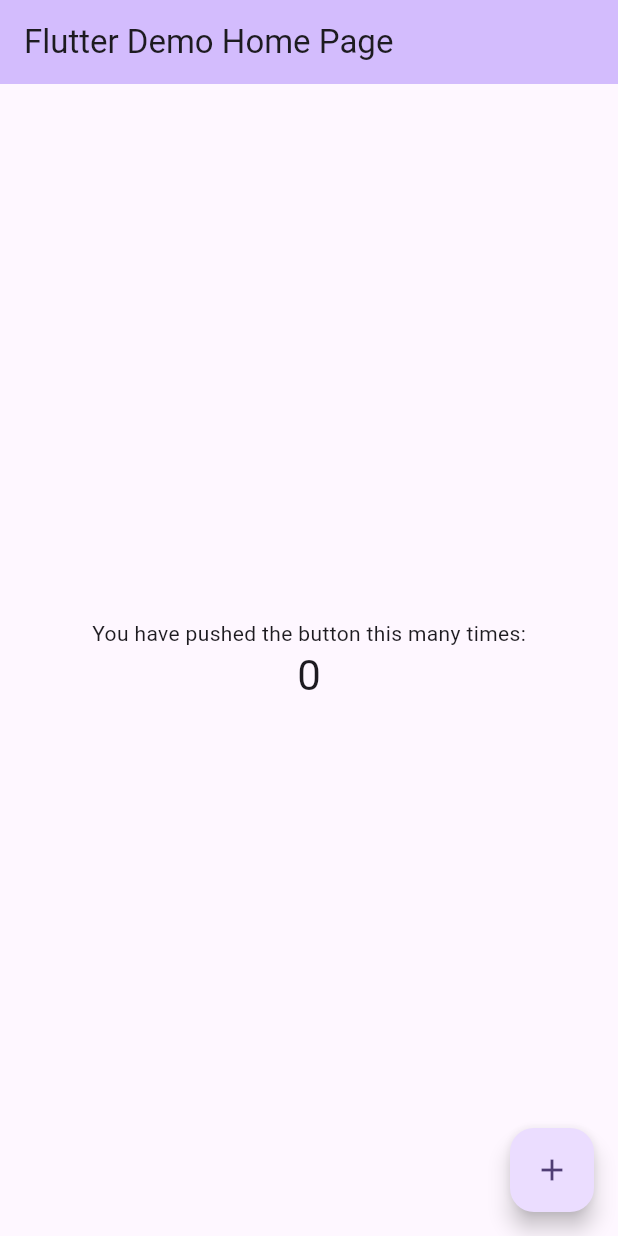
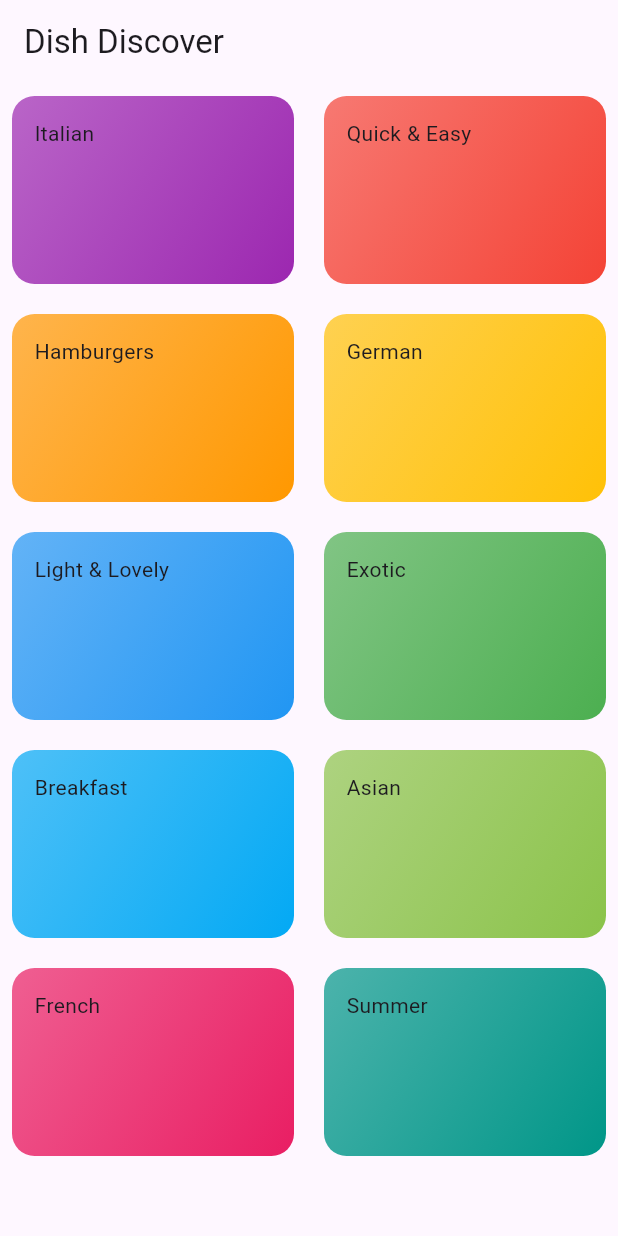
Before and after one commit to emmaephrim/DishDiscover, a Flutter app: the screen it shows after launch, on a phone screen of 412 x 824 dp. Run offline on Flutter 3.47's test engine with Material 3 defaults, Android fonts, the phone set to English and light mode, and no system bars.

Commit message:
feat: dummy dart & categories screen add

```diff
--- /dev/null
+++ b/lib/data/dummy_data.dart
@@ -0,0 +1,16 @@
+// import 'package:dish_discover/models/category.dart';
+import 'package:flutter/material.dart';
+import '../models/category.dart';
+
+const List<Category> DUMMY_CATEGORIES = const [
+  Category(id: 'c1', title: 'Italian', color: Colors.purple),
+  Category(id: 'c2', title: 'Quick & Easy', color: Colors.red),
+  Category(id: 'c3', title: 'Hamburgers', color: Colors.orange),
+  Category(id: 'c4', title: 'German', color: Colors.amber),
+  Category(id: 'c5', title: 'Light & Lovely', color: Colors.blue),
+  Category(id: 'c6', title: 'Exotic', color: Colors.green),
+  Category(id: 'c7', title: 'Breakfast', color: Colors.lightBlue),
+  Category(id: 'c8', title: 'Asian', color: Colors.lightGreen),
+  Category(id: 'c9', title: 'French', color: Colors.pink),
+  Category(id: 'c10', title: 'Summer', color: Colors.teal),
+];
--- a/lib/main.dart
+++ b/lib/main.dart
@@ -1,3 +1,4 @@
+import 'package:dish_discover/screen/categories_screen.dart';
 import 'package:flutter/material.dart';
 
 void main() {
@@ -10,56 +11,10 @@ class MyApp extends StatelessWidget {
   @override
   Widget build(BuildContext context) {
     return MaterialApp(
-      title: 'Flutter Demo',
+      debugShowCheckedModeBanner: false,
+      title: 'Dish Discover',
       theme: ThemeData(colorScheme: .fromSeed(seedColor: Colors.deepPurple)),
-      home: const MyHomePage(title: 'Flutter Demo Home Page'),
+      routes: {'/': (context) => CategoriesScreen()},
     );
   }
 }
-
-class MyHomePage extends StatefulWidget {
-  const MyHomePage({super.key, required this.title});
-
-  final String title;
-
-  @override
-  State<MyHomePage> createState() => _MyHomePageState();
-}
-
-class _MyHomePageState extends State<MyHomePage> {
-  int _counter = 0;
-
-  void _incrementCounter() {
-    setState(() {
-      _counter++;
-    });
-  }
-
-  @override
-  Widget build(BuildContext context) {
-    return Scaffold(
-      appBar: AppBar(
-        backgroundColor: Theme.of(context).colorScheme.inversePrimary,
-
-        title: Text(widget.title),
-      ),
-      body: Center(
-        child: Column(
-          mainAxisAlignment: .center,
-          children: [
-            const Text('You have pushed the button this many times:'),
-            Text(
-              '$_counter',
-              style: Theme.of(context).textTheme.headlineMedium,
-            ),
-          ],
-        ),
-      ),
-      floatingActionButton: FloatingActionButton(
-        onPressed: _incrementCounter,
-        tooltip: 'Increment',
-        child: const Icon(Icons.add),
-      ),
-    );
-  }
-}
--- /dev/null
+++ b/lib/screen/categories_screen.dart
@@ -0,0 +1,28 @@
+import '../data/dummy_data.dart';
+import '../widgets/category_item.dart';
+import 'package:flutter/material.dart';
+
+class CategoriesScreen extends StatelessWidget {
+  const CategoriesScreen({super.key});
+
+  @override
+  Widget build(BuildContext context) {
+    return Scaffold(
+      appBar: AppBar(title: Text('Dish Discover')),
+      body: Padding(
+        padding: const EdgeInsets.all(8.0),
+        child: GridView(
+          gridDelegate: SliverGridDelegateWithMaxCrossAxisExtent(
+            maxCrossAxisExtent: 200,
+            childAspectRatio: 3 / 2,
+            crossAxisSpacing: 20,
+            mainAxisSpacing: 20,
+          ),
+          children: DUMMY_CATEGORIES
+              .map((item) => CategoryItem(color: item.color, title: item.title))
+              .toList(),
+        ),
+      ),
+    );
+  }
+}
--- /dev/null
+++ b/lib/widgets/category_item.dart
@@ -0,0 +1,24 @@
+import 'package:flutter/material.dart';
+
+class CategoryItem extends StatelessWidget {
+  final String title;
+  final Color color;
+
+  const CategoryItem({super.key, required this.color, required this.title});
+
+  @override
+  Widget build(BuildContext context) {
+    return Container(
+      padding: const EdgeInsets.all(15),
+      child: Text(title),
+      decoration: BoxDecoration(
+        borderRadius: BorderRadius.circular(15),
+        gradient: LinearGradient(
+          colors: [color.withOpacity(0.7), color],
+          begin: Alignment.topLeft,
+          end: Alignment.bottomRight,
+        ),
+      ),
+    );
+  }
+}
```
Also changed, not shown: lib/models/category.dart (added, +55 -0 lines), pubspec.lock, 5 other files.
